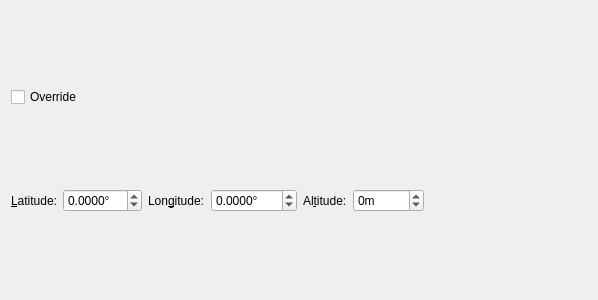
Old version of the form plugins/positioning/positioningwidget.ui in the repository KDAB/GammaRay.
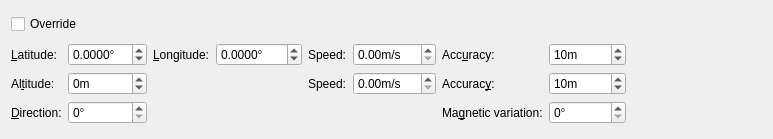
New version of the form.

Commit message: Add horizontal accuracy and show that on the map.

Diff of the .ui file:
```diff
--- a/plugins/positioning/positioningwidget.ui
+++ b/plugins/positioning/positioningwidget.ui
@@ -6,8 +6,8 @@
    <rect>
     <x>0</x>
     <y>0</y>
-    <width>598</width>
-    <height>300</height>
+    <width>773</width>
+    <height>139</height>
    </rect>
   </property>
   <layout class="QVBoxLayout" name="topLayout">
@@ -19,104 +19,236 @@
     </widget>
    </item>
    <item>
-    <layout class="QHBoxLayout" name="horizontalLayout">
-     <item>
-      <widget class="QLabel" name="label">
+    <layout class="QGridLayout" name="gridLayout">
+     <item row="2" column="6">
+      <widget class="QLabel" name="label_9">
        <property name="text">
-        <string>&amp;Latitude:</string>
+        <string>Ma&amp;gnetic variation:</string>
        </property>
        <property name="buddy">
-        <cstring>latitudeBox</cstring>
+        <cstring>magneticVariation</cstring>
        </property>
       </widget>
      </item>
-     <item>
-      <widget class="QDoubleSpinBox" name="latitudeBox">
-       <property name="suffix">
-        <string>°</string>
-       </property>
-       <property name="decimals">
-        <number>4</number>
-       </property>
-       <property name="minimum">
-        <double>-90.000000000000000</double>
-       </property>
-       <property name="maximum">
-        <double>90.000000000000000</double>
-       </property>
-       <property name="singleStep">
-        <double>0.500000000000000</double>
-       </property>
-      </widget>
-     </item>
-     <item>
-      <widget class="QLabel" name="label_2">
-       <property name="text">
-        <string>Lon&amp;gitude:</string>
-       </property>
-       <property name="buddy">
-        <cstring>longitudeBox</cstring>
-       </property>
-      </widget>
-     </item>
-     <item>
-      <widget class="QDoubleSpinBox" name="longitudeBox">
-       <property name="suffix">
-        <string>°</string>
-       </property>
-       <property name="decimals">
-        <number>4</number>
-       </property>
-       <property name="minimum">
-        <double>-180.000000000000000</double>
-       </property>
-       <property name="maximum">
-        <double>180.000000000000000</double>
-       </property>
-       <property name="singleStep">
-        <double>0.500000000000000</double>
-       </property>
-      </widget>
-     </item>
-     <item>
-      <widget class="QLabel" name="label_3">
-       <property name="text">
-        <string>Al&amp;titude:</string>
-       </property>
-       <property name="buddy">
-        <cstring>altitudeBox</cstring>
-       </property>
-      </widget>
-     </item>
-     <item>
-      <widget class="QSpinBox" name="altitudeBox">
+     <item row="0" column="7">
+      <widget class="QSpinBox" name="horizontalAccuracy">
        <property name="suffix">
         <string>m</string>
        </property>
-       <property name="minimum">
-        <number>-500</number>
-       </property>
        <property name="maximum">
-        <number>10000</number>
+        <number>100000</number>
        </property>
        <property name="singleStep">
-        <number>50</number>
+        <number>10</number>
        </property>
+       <property name="value">
+        <number>10</number>
+       </property>
       </widget>
      </item>
-     <item>
+     <item row="2" column="0">
+      <widget class="QLabel" name="label_8">
+       <property name="text">
+        <string>&amp;Direction:</string>
+       </property>
+       <property name="buddy">
+        <cstring>direction</cstring>
+       </property>
+      </widget>
+     </item>
+     <item row="0" column="8">
       <spacer name="horizontalSpacer">
        <property name="orientation">
         <enum>Qt::Horizontal</enum>
        </property>
        <property name="sizeHint" stdset="0">
         <size>
-         <width>40</width>
+         <width>17</width>
          <height>20</height>
         </size>
        </property>
       </spacer>
      </item>
+     <item row="1" column="6">
+      <widget class="QLabel" name="label_7">
+       <property name="text">
+        <string>Accurac&amp;y:</string>
+       </property>
+       <property name="buddy">
+        <cstring>verticalAccuracy</cstring>
+       </property>
+      </widget>
+     </item>
+     <item row="1" column="0">
+      <widget class="QLabel" name="label_3">
+       <property name="text">
+        <string>Al&amp;titude:</string>
+       </property>
+       <property name="buddy">
+        <cstring>altitude</cstring>
+       </property>
+      </widget>
+     </item>
+     <item row="0" column="6">
+      <widget class="QLabel" name="label_4">
+       <property name="text">
+        <string>Acc&amp;uracy:</string>
+       </property>
+       <property name="buddy">
+        <cstring>horizontalAccuracy</cstring>
+       </property>
+      </widget>
+     </item>
+     <item row="0" column="2">
+      <widget class="QLabel" name="label_2">
+       <property name="text">
+        <string>&amp;Longitude:</string>
+       </property>
+       <property name="buddy">
+        <cstring>longitude</cstring>
+       </property>
+      </widget>
+     </item>
+     <item row="0" column="1">
+      <widget class="QDoubleSpinBox" name="latitude">
+       <property name="suffix">
+        <string>°</string>
+       </property>
+       <property name="decimals">
+        <number>4</number>
+       </property>
+       <property name="minimum">
+        <double>-90.000000000000000</double>
+       </property>
+       <property name="maximum">
+        <double>90.000000000000000</double>
+       </property>
+       <property name="singleStep">
+        <double>0.500000000000000</double>
+       </property>
+      </widget>
+     </item>
+     <item row="0" column="4">
+      <widget class="QLabel" name="label_5">
+       <property name="text">
+        <string>Speed:</string>
+       </property>
+      </widget>
+     </item>
+     <item row="0" column="0">
+      <widget class="QLabel" name="label">
+       <property name="text">
+        <string>&amp;Latitude:</string>
+       </property>
+       <property name="buddy">
+        <cstring>latitude</cstring>
+       </property>
+      </widget>
+     </item>
+     <item row="2" column="1">
+      <widget class="QSpinBox" name="direction">
+       <property name="suffix">
+        <string>°</string>
+       </property>
+       <property name="maximum">
+        <number>360</number>
+       </property>
+      </widget>
+     </item>
+     <item row="1" column="1">
+      <widget class="QSpinBox" name="altitude">
+       <property name="suffix">
+        <string>m</string>
+       </property>
+       <property name="minimum">
+        <number>-500</number>
+       </property>
+       <property name="maximum">
+        <number>10000</number>
+       </property>
+       <property name="singleStep">
+        <number>50</number>
+       </property>
+      </widget>
+     </item>
+     <item row="1" column="4">
+      <widget class="QLabel" name="label_6">
+       <property name="text">
+        <string>Speed:</string>
+       </property>
+      </widget>
+     </item>
+     <item row="2" column="7">
+      <widget class="QSpinBox" name="magneticVariation">
+       <property name="suffix">
+        <string>°</string>
+       </property>
+       <property name="maximum">
+        <number>360</number>
+       </property>
+      </widget>
+     </item>
+     <item row="1" column="7">
+      <widget class="QSpinBox" name="verticalAccuracy">
+       <property name="suffix">
+        <string>m</string>
+       </property>
+       <property name="maximum">
+        <number>1000</number>
+       </property>
+       <property name="singleStep">
+        <number>10</number>
+       </property>
+       <property name="value">
+        <number>10</number>
+       </property>
+      </widget>
+     </item>
+     <item row="0" column="5">
+      <widget class="QDoubleSpinBox" name="horizontalSpeed">
+       <property name="suffix">
+        <string>m/s</string>
+       </property>
+       <property name="maximum">
+        <double>100.000000000000000</double>
+       </property>
+       <property name="singleStep">
+        <double>0.500000000000000</double>
+       </property>
+      </widget>
+     </item>
+     <item row="0" column="3">
+      <widget class="QDoubleSpinBox" name="longitude">
+       <property name="suffix">
+        <string>°</string>
+       </property>
+       <property name="decimals">
+        <number>4</number>
+       </property>
+       <property name="minimum">
+        <double>-180.000000000000000</double>
+       </property>
+       <property name="maximum">
+        <double>180.000000000000000</double>
+       </property>
+       <property name="singleStep">
+        <double>0.500000000000000</double>
+       </property>
+      </widget>
+     </item>
+     <item row="1" column="5">
+      <widget class="QDoubleSpinBox" name="verticalSpeed">
+       <property name="suffix">
+        <string>m/s</string>
+       </property>
+       <property name="maximum">
+        <double>100.000000000000000</double>
+       </property>
+       <property name="singleStep">
+        <double>0.500000000000000</double>
+       </property>
+      </widget>
+     </item>
     </layout>
    </item>
   </layout>
```
The commit also changes 4 other files.
